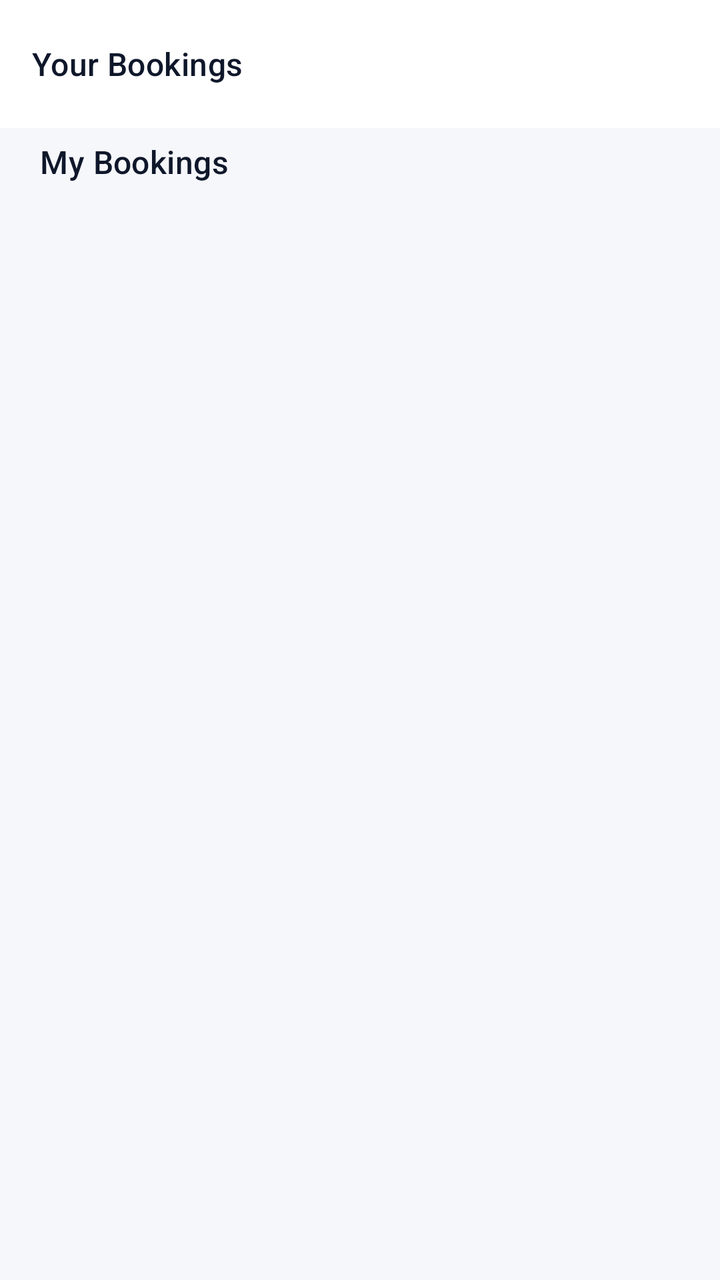
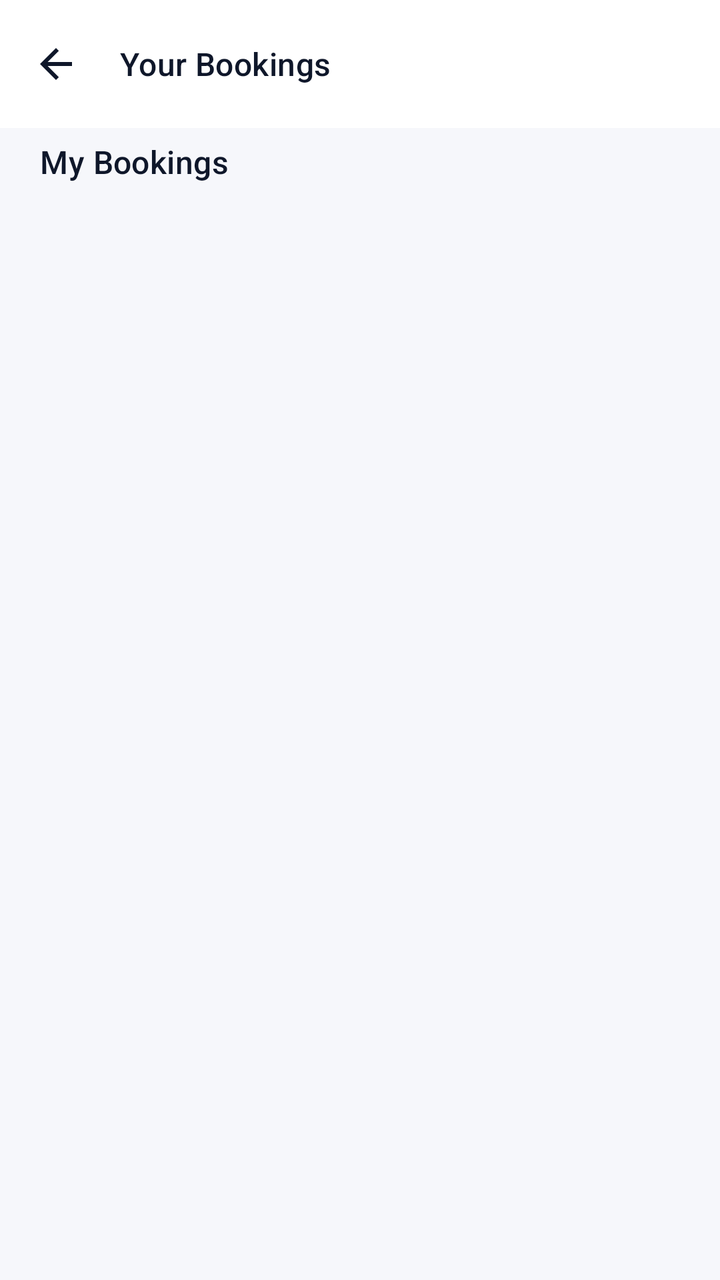

Before-and-after screenshots of an Android layout around one commit, followed by the original layout XML and the change that was made.
<!-- AndroidManifest.xml: application theme Theme.Slottr -->
<!-- res/layout/activity_history.xml -->
<?xml version="1.0" encoding="utf-8"?>
<LinearLayout xmlns:android="http://schemas.android.com/apk/res/android"
    xmlns:app="http://schemas.android.com/apk/res-auto"
    android:layout_width="match_parent"
    android:layout_height="match_parent"
    android:orientation="vertical"
    android:background="@color/background">

    <com.google.android.material.appbar.MaterialToolbar
        style="@style/Widget.Slottr.Toolbar"
        android:layout_width="match_parent"
        android:layout_height="?attr/actionBarSize"
        app:title="@string/your_bookings"
        app:navigationIconTint="@color/textPrimary"/>

    <TextView
        android:layout_width="wrap_content"
        android:layout_height="wrap_content"
        android:layout_marginStart="20dp"
        android:layout_marginTop="6dp"
        android:layout_marginBottom="4dp"
        android:text="@string/my_bookings"
        android:textAppearance="@style/TextAppearance.Slottr.SectionTitle"/>

    <androidx.recyclerview.widget.RecyclerView
        android:id="@+id/rvHistory"
        android:layout_width="match_parent"
        android:layout_height="match_parent"
        android:clipToPadding="false"
        android:paddingTop="4dp"
        android:paddingBottom="24dp"/>

</LinearLayout>
<!-- resources referenced by this layout -->
<resources>
  <color name="background">#F6F7FB</color>
  <color name="textPrimary">#0F172A</color>
  <string name="my_bookings">My Bookings</string>
  <string name="your_bookings">Your Bookings</string>
  <style name="TextAppearance.Slottr.SectionTitle" parent="TextAppearance.Material3.TitleMedium">
          <item name="android:fontFamily">sans-serif-medium</item>
          <item name="android:textColor">@color/textPrimary</item>
      </style>
  <style name="Theme.Slottr" parent="Base.Theme.Slottr" />
  <color name="surface">#FFFFFF</color>
  <color name="primary">#4F46E5</color>
  <color name="onPrimary">#FFFFFF</color>
  <color name="primaryContainer">#E0E7FF</color>
  <color name="onPrimaryContainer">#1E1B4B</color>
  <color name="secondary">#0891B2</color>
  <color name="onSecondary">#FFFFFF</color>
  <color name="secondaryContainer">#CFFAFE</color>
  <color name="onSecondaryContainer">#164E63</color>
  <color name="tertiary">#7C3AED</color>
  <color name="onTertiary">#FFFFFF</color>
  <color name="tertiaryContainer">#EDE9FE</color>
  <color name="onTertiaryContainer">#312E81</color>
  <color name="onSurface">#0F172A</color>
  <color name="surfaceVariant">#F1F3F9</color>
  <color name="onSurfaceVariant">#44506A</color>
  <color name="outline">#C7CDD9</color>
  <color name="outlineVariant">#E4E7EF</color>
  <color name="danger">#DC2626</color>
  <color name="dangerContainer">#FEE2E2</color>
  <color name="textSecondary">#64748B</color>
  <color name="statusBar">#4F46E5</color>
  <style name="Shape.Slottr.Small" parent="ShapeAppearance.Material3.SmallComponent">
          <item name="cornerSize">12dp</item>
      </style>
  <style name="Shape.Slottr.Medium" parent="ShapeAppearance.Material3.MediumComponent">
          <item name="cornerSize">16dp</item>
      </style>
  <style name="Shape.Slottr.Large" parent="ShapeAppearance.Material3.LargeComponent">
          <item name="cornerSize">28dp</item>
      </style>
  <style name="Widget.Slottr.Fab" parent="Widget.Material3.FloatingActionButton.Primary">
          <item name="android:backgroundTint">@color/primary</item>
          <item name="tint">@color/onPrimary</item>
      </style>
  <style name="Widget.Slottr.BottomNav" parent="Widget.Material3.BottomNavigationView">
          <item name="itemActiveIndicatorStyle">@style/Widget.Slottr.NavIndicator</item>
      </style>
  <style name="Widget.Slottr.NavIndicator" parent="Widget.Material3.BottomNavigationView.ActiveIndicator">
          <item name="android:color">@color/primaryContainer</item>
      </style>
  <!-- unchanged entries left out for length: 6 -->
</resources>

<!-- the commit's change to res/layout/activity_history.xml (unified diff, before → after) -->
@@ -7,10 +7,12 @@
     android:background="@color/background">
 
     <com.google.android.material.appbar.MaterialToolbar
+        android:id="@+id/toolbarHistory"
         style="@style/Widget.Slottr.Toolbar"
         android:layout_width="match_parent"
         android:layout_height="?attr/actionBarSize"
         app:title="@string/your_bookings"
+        app:navigationIcon="@drawable/ic_arrow_back"
         app:navigationIconTint="@color/textPrimary"/>
 
     <TextView
@@ -22,12 +24,60 @@
         android:text="@string/my_bookings"
         android:textAppearance="@style/TextAppearance.Slottr.SectionTitle"/>
 
-    <androidx.recyclerview.widget.RecyclerView
-        android:id="@+id/rvHistory"
+    <FrameLayout
         android:layout_width="match_parent"
-        android:layout_height="match_parent"
-        android:clipToPadding="false"
-        android:paddingTop="4dp"
-        android:paddingBottom="24dp"/>
+        android:layout_height="match_parent">
+
+        <androidx.recyclerview.widget.RecyclerView
+            android:id="@+id/rvHistory"
+            android:layout_width="match_parent"
+            android:layout_height="match_parent"
+            android:clipToPadding="false"
+            android:paddingTop="4dp"
+            android:paddingBottom="24dp"/>
+
+        <include
+            android:id="@+id/emptyState"
+            layout="@layout/view_empty"/>
+    </FrameLayout>
 
 </LinearLayout>
+<!-- res/layout/view_empty.xml (included above) -->
+<?xml version="1.0" encoding="utf-8"?>
+<LinearLayout xmlns:android="http://schemas.android.com/apk/res/android"
+    xmlns:app="http://schemas.android.com/apk/res-auto"
+    android:id="@+id/emptyState"
+    android:layout_width="match_parent"
+    android:layout_height="match_parent"
+    android:orientation="vertical"
+    android:gravity="center"
+    android:padding="40dp"
+    android:visibility="gone">
+
+    <ImageView
+        android:layout_width="72dp"
+        android:layout_height="72dp"
+        android:alpha="0.4"
+        android:contentDescription="@string/app_name"
+        android:src="@drawable/ic_calendar_check"
+        app:tint="@color/outline"/>
+
+    <TextView
+        android:id="@+id/tvEmptyTitle"
+        android:layout_width="wrap_content"
+        android:layout_height="wrap_content"
+        android:layout_marginTop="18dp"
+        android:text="@string/empty_services_title"
+        android:textAppearance="@style/TextAppearance.Slottr.SectionTitle"
+        android:textSize="18sp"
+        android:gravity="center"/>
+
+    <TextView
+        android:id="@+id/tvEmptyBody"
+        android:layout_width="match_parent"
+        android:layout_height="wrap_content"
+        android:layout_marginTop="6dp"
+        android:text="@string/empty_services_body"
+        android:textAppearance="@style/TextAppearance.Slottr.BodySmall"
+        android:gravity="center"/>
+</LinearLayout>
<!-- resource entries referenced after the edit -->
@@ -2,8 +2,39 @@
 <resources>
   <color name="background">#F6F7FB</color>
   <color name="textPrimary">#0F172A</color>
+  <!-- drawable ic_arrow_back (drawable) -->
+  <vector xmlns:android="http://schemas.android.com/apk/res/android"
+      android:width="24dp"
+      android:height="24dp"
+      android:viewportWidth="24"
+      android:viewportHeight="24"
+      android:tint="#000000">
+      <path
+          android:fillColor="#FFFFFF"
+          android:pathData="M20,11H7.83l5.59,-5.59L12,4l-8,8 8,8 1.41,-1.41L7.83,13H20v-2z" />
+  </vector>
+  <!-- drawable ic_calendar_check (drawable) -->
+  <?xml version="1.0" encoding="utf-8"?>
+  <vector xmlns:android="http://schemas.android.com/apk/res/android"
+      android:width="48dp"
+      android:height="48dp"
+      android:viewportWidth="24"
+      android:viewportHeight="24">
+      <path
+          android:fillColor="#FFFFFF"
+          android:pathData="M19,3h-1V1h-2v2H8V1H6v2H5c-1.11,0 -1.99,0.9 -1.99,2L3,19c0,1.1 0.89,2 2,2h14c1.1,0 2,-0.9 2,-2V5c0,-1.1 -0.9,-2 -2,-2zM19,19H5V8h14v11z" />
+      <path
+          android:fillColor="#FFFFFF"
+          android:pathData="M10,17l-3.5,-3.5 1.41,-1.41L10,14.17l5.59,-5.59L17,10z" />
+  </vector>
+  <string name="app_name">Slottr</string>
+  <string name="empty_services_body">Services added by the admin will appear here.</string>
+  <string name="empty_services_title">No services yet</string>
   <string name="my_bookings">My Bookings</string>
   <string name="your_bookings">Your Bookings</string>
+  <style name="TextAppearance.Slottr.BodySmall" parent="TextAppearance.Material3.BodyMedium">
+          <item name="android:textColor">@color/textSecondary</item>
+      </style>
   <style name="TextAppearance.Slottr.SectionTitle" parent="TextAppearance.Material3.TitleMedium">
           <item name="android:fontFamily">sans-serif-medium</item>
           <item name="android:textColor">@color/textPrimary</item>
